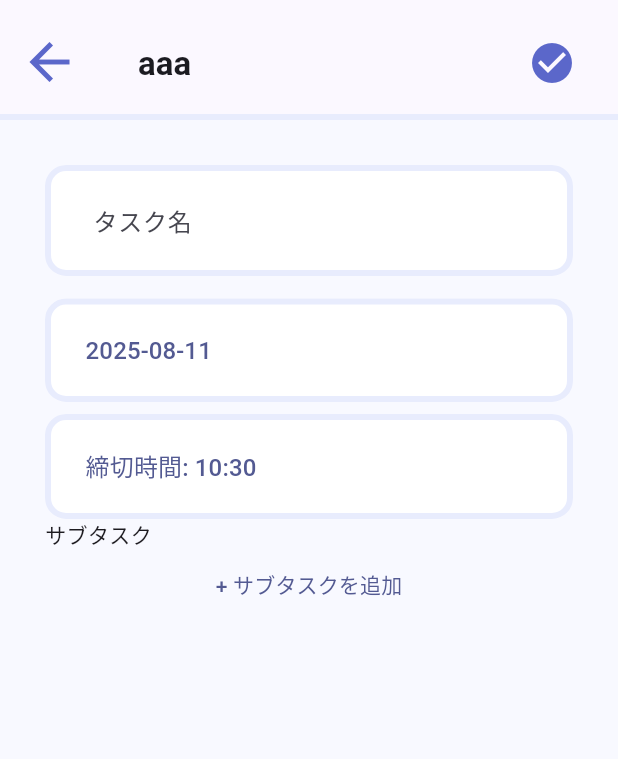
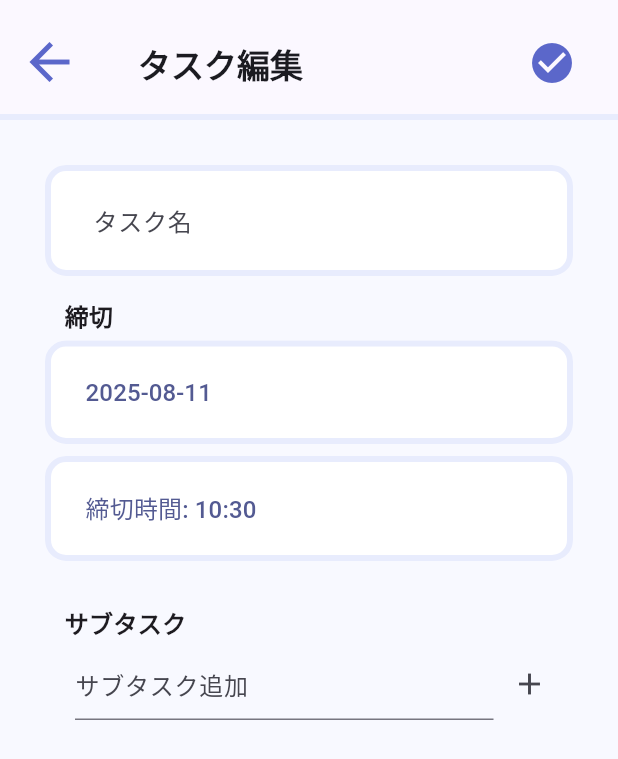
Before and after one commit to er1na/taskee, a Flutter app: the TaskEditScreen screen opened directly with empty values, on a phone screen of 412 x 824 dp. Shown: the top 759 px of the screen. Run offline on Flutter 3.47's test engine with Material 3 defaults, Android fonts, the phone set to English and light mode, and no system bars; our stand-ins replace flutter_riverpod, gap, hive, hive_flutter; accounts and stored records are empty; Roboto replaces fonts that are missing (NotoSansJP).

Commit message:
基本機能実装

```diff
--- a/lib/screens/task_create_screen.dart
+++ b/lib/screens/task_create_screen.dart
@@ -65,9 +65,9 @@ class _TaskCreateScreenState extends ConsumerState<TaskCreateScreen> {
               icon: Padding(
                 padding: const EdgeInsets.fromLTRB(0, 18, 20, 0),
                 child: const Icon(
-                                Icons.check_circle,
-                                size: 32,
-                                color: Color(0xFF5B67CA),
+                    Icons.check_circle,
+                    size: 32,
+                    color: Color(0xFF5B67CA),
                 ),
               ),
               onPressed: (){_submit();}
--- a/lib/screens/task_edit_screen.dart
+++ b/lib/screens/task_edit_screen.dart
@@ -4,9 +4,11 @@ import 'package:taskee/widgets/custom_app_bar.dart';
 import 'package:taskee/widgets/custom_text_field.dart';
 import 'package:taskee/widgets/custom_text_button.dart';
 import 'package:taskee/l10n/gen_l10n/app_text.dart';
+import '../widgets/subtask_tile.dart';
 import '../models/task.dart';
 import '../models/subtask.dart';
 import '../riverpod/tasks_provider.dart';
+import 'package:uuid/uuid.dart';
 
 class TaskEditScreen extends ConsumerStatefulWidget {
   final Task task;
@@ -21,6 +23,7 @@ class TaskEditScreen extends ConsumerStatefulWidget {
 
 class _TaskEditScreenState extends ConsumerState<TaskEditScreen> {
   late TextEditingController _titleController;
+  final _subTaskController = TextEditingController();
   final _formKey = GlobalKey<FormState>();
   DateTime? _dueDate;
   TimeOfDay? _dueTime;
@@ -87,7 +90,7 @@ class _TaskEditScreenState extends ConsumerState<TaskEditScreen> {
   Widget build(BuildContext context) {
     return Scaffold(
       appBar: CustomAppBar(
-        title: 'aaa',
+        title: AppText.of(context)!.editTask,
         isTop: false,
         actions: [
           IconButton(
@@ -114,8 +117,26 @@ class _TaskEditScreenState extends ConsumerState<TaskEditScreen> {
                 CustomTextField(
                   controller: _titleController,
                   hint: AppText.of(context)!.taskName,
+                  validator: (v){
+                    if(v == null || v.trim().isEmpty){
+                      return "タイトルを入力してください";
+                    }
+                    return null;
+                  }
                 ),
                 const SizedBox(height: 15),
+                Row(
+                  children: [
+                    const SizedBox(width: 13),
+                    Text("締切",
+                      style: TextStyle(
+                          fontSize: 16,
+                          fontWeight: FontWeight.bold
+                      ),
+                    ),
+                  ],
+                ),
+                const SizedBox(height: 5),
                 CustomTextButton(
                   text: _dueDate!=null
                       ? _dueDate!.toLocal().toString().split(' ')[0]
@@ -139,25 +160,65 @@ class _TaskEditScreenState extends ConsumerState<TaskEditScreen> {
                         : '時間を選択',
                     onPressed: _pickTime
                 ),
-                const Text('サブタスク'),
+                const SizedBox(height: 30),
+                Row(
+                  children: [
+                    const SizedBox(width: 13),
+                    const Text(
+                      'サブタスク',
+                      style: TextStyle(
+                          fontSize: 16,
+                          fontWeight: FontWeight.bold
+                      ),
+                    ),
+                  ],
+                ),
+                SizedBox(height: 5),
                 ..._subTasks.asMap().entries.map((entry) {
                   final index = entry.key;
                   final sub = entry.value;
-                  return ListTile(
-                    leading: const Icon(Icons.drag_indicator),
-                    title: TextField(
-                      controller: TextEditingController(text: sub.title),
-                      onChanged: (val) => _updateSubTask(index, val),
-                    ),
-                    trailing: IconButton(
-                      icon: const Icon(Icons.delete),
-                      onPressed: () => _deleteSubTask(index),
-                    ),
+                  return Column(
+                    children: [
+                      SubtaskTile(
+                        subtaskTitle: sub.title,
+                        callback: (){
+                          setState(() {
+                            _subTasks.removeWhere((s) => sub.id == s.id);
+                          });
+                        },
+                      ),
+                      const SizedBox(height: 10)
+                    ],
                   );
                 }),
-                TextButton(
-                  onPressed: _addSubTask,
-                  child: const Text('+ サブタスクを追加'),
+                Padding(
+                  padding: const EdgeInsets.symmetric(horizontal: 5),
+                  child: Row(
+                    children: [
+                      SizedBox(width: 15),
+                      Expanded(
+                        child: TextFormField(
+                          controller: _subTaskController,
+                          decoration: const InputDecoration(hintText: 'サブタスク追加'),
+                        ),
+                      ),
+                      IconButton(
+                        icon: const Icon(Icons.add),
+                        onPressed: () {
+                          final title = _subTaskController.text.trim();
+                          if (title.isNotEmpty) {
+                            setState(() {
+                              _subTasks.add(SubTask(
+                                id: const Uuid().v4(),
+                                title: title,
+                              ));
+                              _subTaskController.clear();
+                            });
+                          }
+                        },
+                      ),
+                    ],
+                  ),
                 ),
               ],
             ),
```
Also changed, not shown: lib/widgets/progress_task_field.dart (+6 -8 lines).
